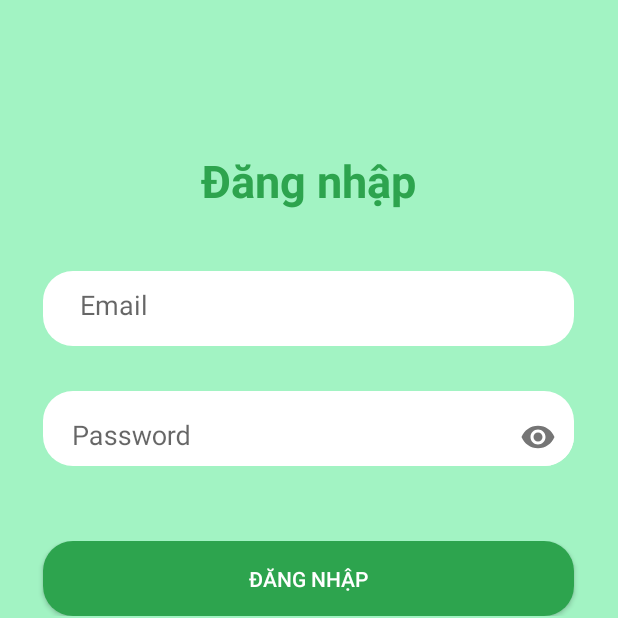
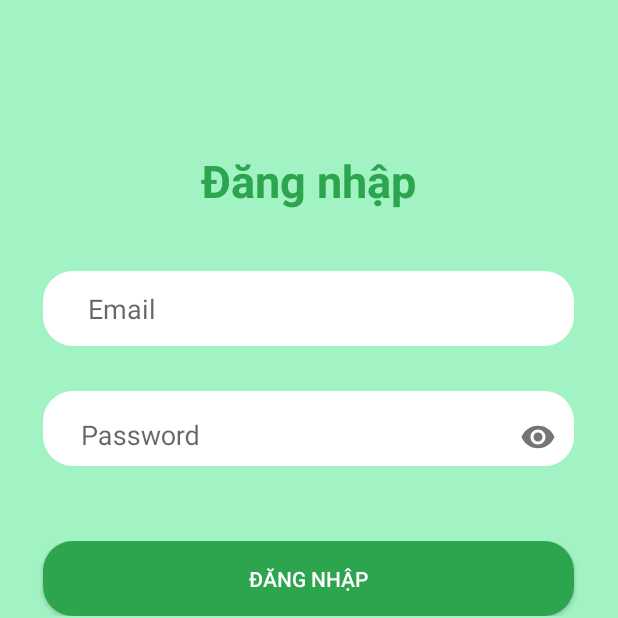
Before and after one commit to VoXuanPhuc/greenmaket, an Android app: the Activity_dangnhap screen opened directly, with no data from a screen before it, on a phone screen of 412 x 824 dp, the top half of it. Run offline under Robolectric (Android 15) with nearby library versions, the phone set to English and light mode, and no system bars; Roboto replaces fonts that are not available here.

Commit message:
Thuy update icon search menu

```diff
--- a/app/src/main/res/layout/activity_dangnhap.xml
+++ b/app/src/main/res/layout/activity_dangnhap.xml
@@ -30,10 +30,11 @@
             android:layout_marginTop="40dp"
             android:layout_marginRight="50dp"
             android:background="@drawable/color"
-            android:hint="  Email"
-            android:textColor="#C8C4C4"
+            android:hint="Email"
+            android:textColor="@color/black"
             android:layout_gravity="center"
-            android:padding="15dp"/>
+            android:paddingLeft="30dp"
+            />
 
         <com.google.android.material.textfield.TextInputLayout
             android:layout_width="354dp"
@@ -41,11 +42,12 @@
             android:layout_marginTop="30dp"
             android:layout_marginLeft="50dp"
             android:layout_marginRight="50dp"
-            android:hint="   Password"
+            android:hint="Password"
             android:textColor="#C8C4C4"
             android:layout_gravity="center"
             app:passwordToggleEnabled="true"
-            android:background="@drawable/color">
+            android:background="@drawable/color"
+            android:paddingLeft="20dp">
 
             <com.google.android.material.textfield.TextInputEditText
                 android:background="@drawable/color"
--- a/app/src/main/res/menu/navigation_items.xml
+++ b/app/src/main/res/menu/navigation_items.xml
@@ -8,7 +8,7 @@
         android:icon="@drawable/img_4"
         android:title=""/>
     <item android:id="@+id/search"
-        android:icon="@drawable/notification"
+        android:icon="@drawable/search_icon"
         android:title=""/>
     <item android:id="@+id/profile"
         android:icon="@drawable/profile"
```
Also changed, not shown: app/src/main/java/com/app/laptrinhdidong/activity_profile.java (+1 -11 lines), app/src/main/res/drawable-v24/search_icon.png (added).
